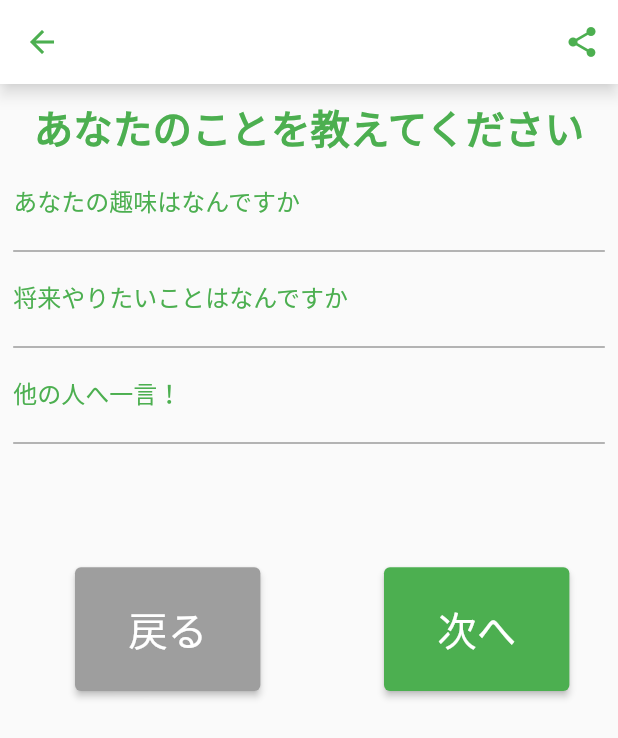
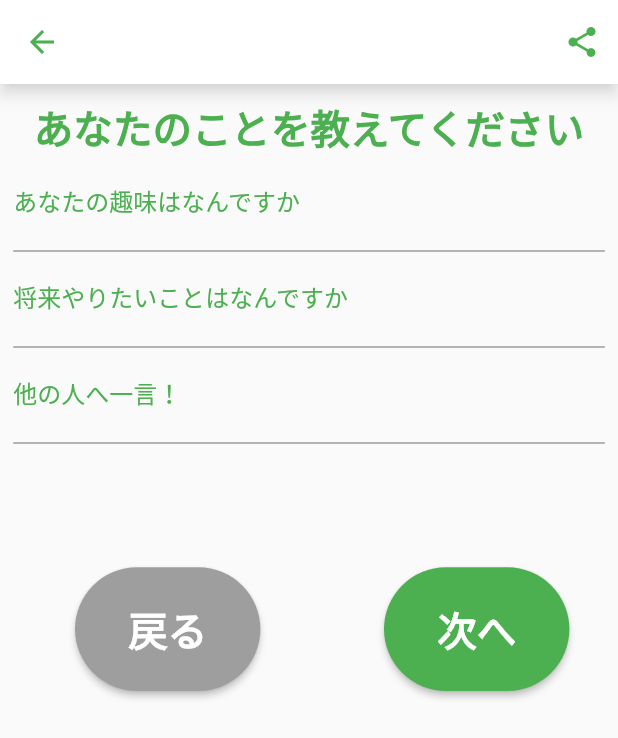
Before and after one commit to CoreForceNITech/Valloon, a Flutter app: the IntroductionIcon screen opened directly, after a tap on "戻る", on a phone screen of 412 x 824 dp. Shown: the top 738 px of the screen. Run offline on Flutter 3.47's test engine with Material 2 defaults, Android fonts, the phone set to English and light mode, and no system bars; our stand-ins replace flutter_screenutil, flutter_svg, get, share_plus.

Commit message:
ver0.0.6.0 モジュール化その1

```diff
--- a/lib/function/func.dart
+++ b/lib/function/func.dart
@@ -61,6 +61,14 @@ class Func {
     return haveTextButton(context, page, 66.7.h, 225.w, '戻る', Colors.grey);
   }
 
+  static Container startLoginButton(BuildContext context, StatefulWidget page){
+    return haveTextButton(context, page, 63.365.h, 148.125.w, 'Login', Colors.white);
+  }
+
+  static Container signUpButton(BuildContext context, StatefulWidget page){
+    return haveTextButton(context, page, 63.365.h, 148.125.w, 'Sign Up', Colors.green);
+  }
+
   static Container haveTextButton(BuildContext context, StatefulWidget page,
       double _height, double _width, String text, Color color) {
     return Container(
@@ -73,11 +81,13 @@ class Func {
         child: ElevatedButton(
           style: ElevatedButton.styleFrom(
             primary: color,
+            shape: const StadiumBorder(),
           ),
           child: Text(
             text,
             style: TextStyle(
               fontSize: 24.sp,
+              fontWeight: FontWeight.bold,
             ),
           ),
           onPressed: () async {
--- /dev/null
+++ b/lib/function/mywidget.dart
@@ -0,0 +1,75 @@
+import 'package:flutter/cupertino.dart';
+import 'package:flutter/material.dart';
+import 'package:flutter_screenutil/flutter_screenutil.dart';
+
+class MyWidget{
+  static Container height66_7(){
+    return Container(
+      height: 66.7.h,
+    );
+  }
+
+  static Container height33_35(){
+    return Container(
+      height: 33.35.h,
+    );
+  }
+
+  static Container height81_7(){
+    return Container(
+      height: 81.7.h,
+    );
+  }
+
+  static Container width37_5(){
+    return Container(
+      width: 37.5.w,
+    );
+  }
+
+  static Container width75(){
+    return Container(
+      width: 75.w,
+    );
+  }
+
+  static Container width15(){
+    return Container(
+      width: 15.w,
+    );
+  }
+
+  static Container height16_675(){
+    return Container(
+      height: 16.675.h,
+    );
+  }
+
+  static Container width20(){
+    return Container(
+      width: 20.w,
+    );
+  }
+
+  static Container width50(){
+    return Container(
+      width: 50.w,
+    );
+  }
+
+  static circle(Color color, double diameter){
+    return Container(
+      width: diameter,
+      decoration: BoxDecoration(
+        color: color,
+        shape: BoxShape.circle,
+      ),
+    );
+  }
+
+
+
+
+
+
+}
--- a/lib/pages/introduction_icon.dart
+++ b/lib/pages/introduction_icon.dart
@@ -1,6 +1,7 @@
 import 'package:flutter/material.dart';
 import 'package:flutter_screenutil/flutter_screenutil.dart';
 import 'package:valloon/function/func.dart';
+import 'package:valloon/function/mywidget.dart';
 import 'package:valloon/pages/hello_valloon.dart';
 import 'package:valloon/pages/introduction_your.dart';
 import 'package:valloon/pages/login.dart';
@@ -26,11 +27,9 @@ class _IntroductionIconState extends State<IntroductionIcon> {
             child: Column(
               crossAxisAlignment: CrossAxisAlignment.center,
               children: <Widget>[
-                Container(
-                  height: 16.675.h,
-                ),
+                MyWidget.height16_675(),
                 Func.title('あなたのアイコン!!'),
-                Text(''),
+                MyWidget.height16_675(),
                 Text(
                   'お好きなアイコンを選択\nまたはアップロードしてください',
                   style: TextStyle(
@@ -41,46 +40,13 @@ class _IntroductionIconState extends State<IntroductionIcon> {
                   height: 100.h,
                   child: Row(
                     children: <Widget>[
-                      Container(
-                        width: 75.w,
-                        decoration: BoxDecoration(
-                          color: Colors.grey,
-                          shape: BoxShape.circle,
-                        ),
-                      ),
-                      Container(
-                        width: 15.w,
-                        color: Colors.white,
-                      ),
-                      Container(
-                        width: 75.w,
-                        decoration: BoxDecoration(
-                          color: Colors.grey,
-                          shape: BoxShape.circle,
-                        ),
-                      ),
-                      Container(
-                        width: 15.w,
-                        color: Colors.white,
-                      ),
-                      Container(
-                        width: 75.w,
-                        decoration: BoxDecoration(
-                          color: Colors.grey,
-                          shape: BoxShape.circle,
-                        ),
-                      ),
-                      Container(
-                        width: 15.w,
-                        color: Colors.white,
-                      ),
-                      Container(
-                        width: 75.w,
-                        decoration: BoxDecoration(
-                          color: Colors.grey,
-                          shape: BoxShape.circle,
-                        ),
-                      ),
+                      MyWidget.circle(Colors.grey, 75.w),
+                      MyWidget.width15(),
+                      MyWidget.circle(Colors.grey, 75.w),
+                      MyWidget.width15(),
+                      MyWidget.circle(Colors.grey, 75.w),
+                      MyWidget.width15(),
+                      MyWidget.circle(Colors.grey, 75.w),
                     ],
                   ),
                 ),
@@ -88,21 +54,9 @@ class _IntroductionIconState extends State<IntroductionIcon> {
                   height: 175.h,
                   child: Row(
                     children: <Widget>[
-                      Container(
-                        width: 20.w,
-                        color: Colors.white,
-                      ),
-                      Container(
-                        width: 150.w,
-                        decoration: BoxDecoration(
-                          color: Colors.grey,
-                          shape: BoxShape.circle,
-                        ),
-                      ),
-                      Container(
-                        width: 50.w,
-                        color: Colors.white,
-                      ),
+                      MyWidget.width20(),
+                      MyWidget.circle(Colors.grey, 150.w),
+                      MyWidget.width50(),
                       Container(
                         height: 120.h,
                         width: 80.w,
@@ -127,9 +81,7 @@ class _IntroductionIconState extends State<IntroductionIcon> {
                   ),
                 ),
                 Func.consentProcess(context, HelloVallon()),
-                Container(
-                  height: 16.675.h,
-                ),
+                MyWidget.height16_675(),
                 Func.largeReturnButton(context, IntroductionYour())
               ],
             ),
--- a/lib/pages/introduction_name.dart
+++ b/lib/pages/introduction_name.dart
@@ -1,6 +1,7 @@
 import 'package:flutter/material.dart';
 import 'package:flutter_screenutil/flutter_screenutil.dart';
 import 'package:valloon/function/func.dart';
+import 'package:valloon/function/mywidget.dart';
 import 'package:valloon/pages/introduction_birthday.dart';
 import 'package:valloon/pages/login.dart';
 
@@ -60,18 +61,12 @@ class _IntroductionNameState extends State<IntroductionName> {
                     labelStyle: TextStyle(color: Colors.green),
                   ),
                 ),
-                Container(
-                  height: 66.7.h,
-                ),
+                MyWidget.height66_7(),
                 Row(
                   children: <Widget>[
-                    Container(
-                      width: 37.5.w,
-                    ),
+                    MyWidget.width37_5(),
                     Func.smallReturnButton(context, Login()),
-                    Container(
-                      width: 75.w,
-                    ),
+                    MyWidget.width75(),
                     Func.smallNextButton(context, IntroductionBirthday()),
                   ],
                 ),
--- a/lib/pages/introduction_your.dart
+++ b/lib/pages/introduction_your.dart
@@ -1,6 +1,7 @@
 import 'package:flutter/material.dart';
 import 'package:flutter_screenutil/flutter_screenutil.dart';
 import 'package:valloon/function/func.dart';
+import 'package:valloon/function/mywidget.dart';
 import 'package:valloon/pages/introduction_birthday.dart';
 import 'package:valloon/pages/introduction_icon.dart';
 import 'package:valloon/pages/login.dart';
@@ -73,18 +74,12 @@ class _IntroductionYourState extends State<IntroductionYour> {
                     labelStyle: TextStyle(color: Colors.green),
                   ),
                 ),
-                Container(
-                  height: 66.7.h,
-                ),
+                MyWidget.height66_7(),
                 Row(
                   children: <Widget>[
-                    Container(
-                      width: 37.5.w,
-                    ),
+                    MyWidget.width37_5(),
                     Func.smallReturnButton(context, IntroductionBirthday()),
-                    Container(
-                      width: 75.w,
-                    ),
+                    MyWidget.width75(),
                     Func.smallNextButton(context, IntroductionIcon()),
                   ],
                 ),
--- a/lib/pages/login.dart
+++ b/lib/pages/login.dart
@@ -2,6 +2,7 @@ import 'package:flutter/material.dart';
 import 'package:flutter_screenutil/flutter_screenutil.dart';
 import 'package:flutter_svg/flutter_svg.dart';
 import 'package:valloon/function/func.dart';
+import 'package:valloon/function/mywidget.dart';
 import 'package:valloon/pages/introduction_name.dart';
 
 class Login extends StatefulWidget {
@@ -32,10 +33,7 @@ class _LoginState extends State<Login> {
             ),
             Column(
               children: [
-                Container(
-                  height: 66.7.h,
-                  width: double.infinity,
-                ),
+                MyWidget.height66_7(),
                 Container(
                   height: 266.8.h,
                   width: 266.8.w,
@@ -44,10 +42,7 @@ class _LoginState extends State<Login> {
                     borderRadius: BorderRadius.circular(20.r),
                   ),
                 ),
-                Container(
-                  height: 33.35.h,
-                  width: double.infinity,
-                ),
+                MyWidget.height33_35(),
                 Container(
                   height: 201.h,
                   width: 300.w,
@@ -107,7 +102,8 @@ class _LoginState extends State<Login> {
                                   ),
                                 ),
                                 style: ElevatedButton.styleFrom(
-                                    primary: Colors.white),
+                                    primary: Colors.white,
+                                ),
                                 onPressed: () {
                                   Func.movePage(context, IntroductionName());
                                 },
@@ -123,10 +119,7 @@ class _LoginState extends State<Login> {
             ),
             Column(
               children: <Widget>[
-                Container(
-                  height: 81.7.h,
-                  width: double.infinity,
-                ),
+                MyWidget.height81_7(),
                 Container(
                   child: SvgPicture.asset(
                     'lib/images/valloon.svg',
--- a/lib/pages/main.dart
+++ b/lib/pages/main.dart
@@ -14,7 +14,7 @@ class MyApp extends StatelessWidget {
   @override
   Widget build(BuildContext context) {
     return ScreenUtilInit(
-      designSize: Size(375, 667),
+      designSize: const Size(375, 667),
       minTextAdapt: true,
       splitScreenMode: true,
       builder: (_) {
@@ -43,7 +43,7 @@ class MyHomePage extends StatefulWidget {
 class _MyHomePageState extends State<MyHomePage> {
   @override
   Widget build(BuildContext context) {
-    return Scaffold(
+    return const Scaffold(
       body: Center(
         child: Text("Loading..."),
       ),
```
